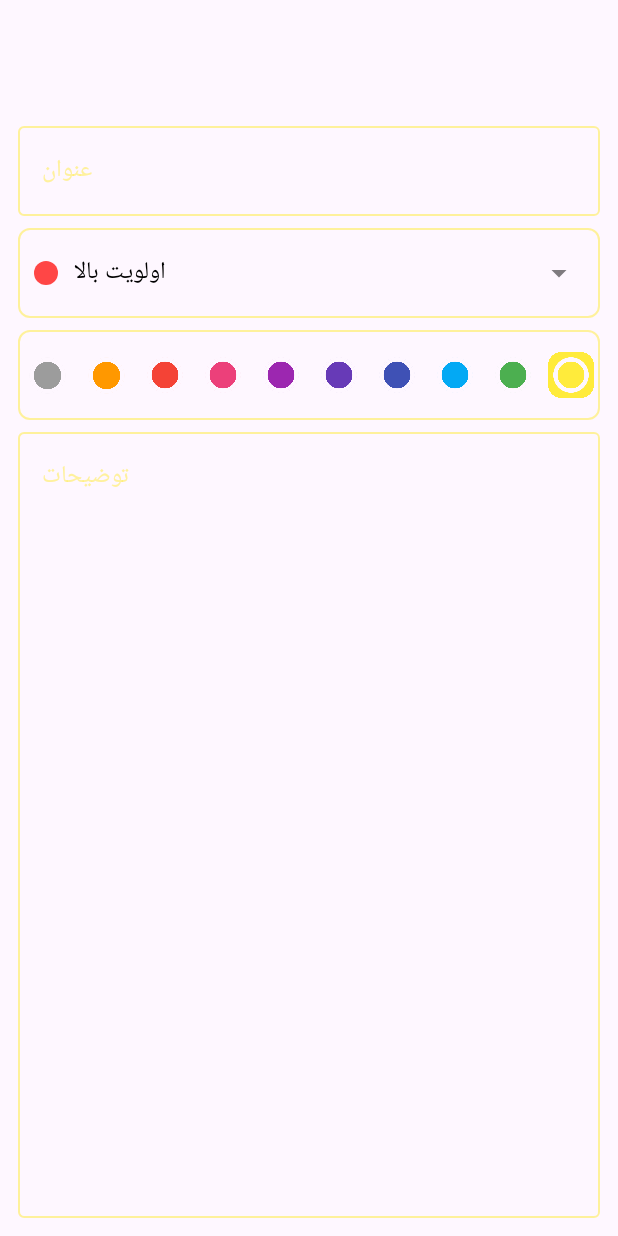
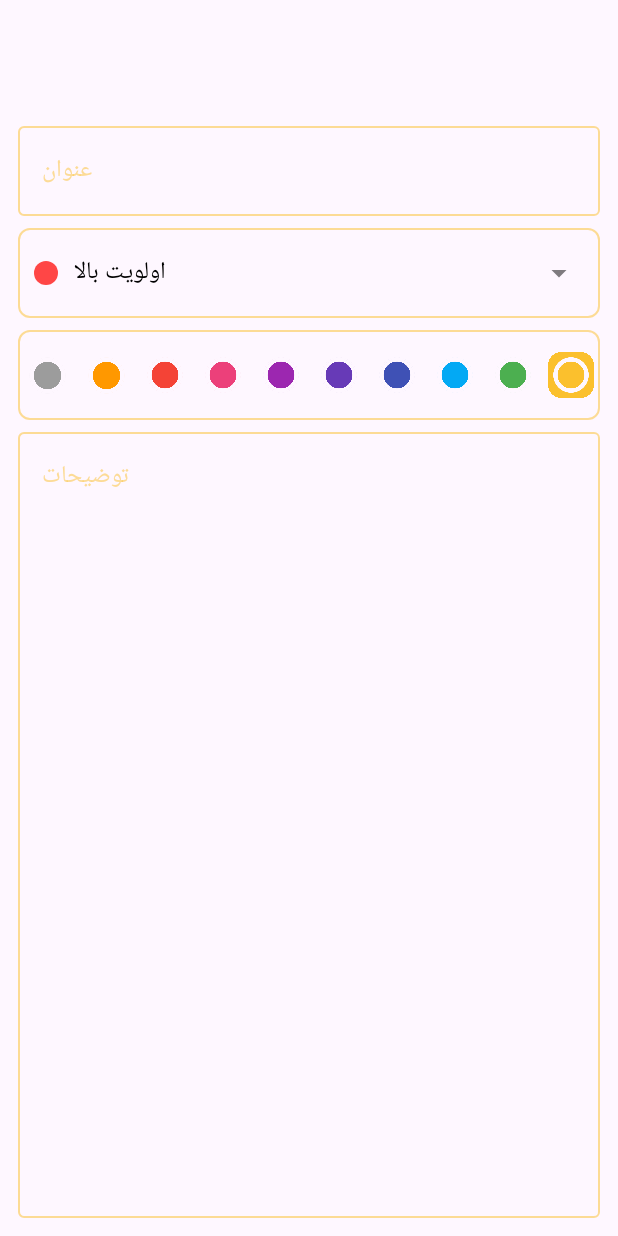
Before and after one commit to AmirMousavi-Dev/Taskino, an Android app built with Jetpack Compose: the @Preview function PreviewTaskContent, on a phone screen of 412 x 824 dp. Run offline under Robolectric (Android 15) with nearby library versions, the phone set to English and light mode, and no system bars.

Commit message:
clean up codes

```diff
--- a/app/src/main/java/ir/codroid/taskino/ui/component/ColorRadioButton.kt
+++ b/app/src/main/java/ir/codroid/taskino/ui/component/ColorRadioButton.kt
@@ -30,19 +30,7 @@ fun ColorRadioButton(
     taskColor: TaskColor,
     taskColorSelected: (TaskColor) -> Unit
 ) {
-    val colors = listOf(
-        TaskColor.DEFAULT_COLOR,
-        TaskColor.ORANGE,
-        TaskColor.RED,
-        TaskColor.PINK,
-        TaskColor.PURPLE,
-        TaskColor.DARK_PURPLE,
-        TaskColor.DARK_BLUE,
-        TaskColor.BLUE,
-        TaskColor.GREEN,
-        TaskColor.YELLOW,
-
-        )
+    val colors = TaskColor.values()
     var parentSize by remember { mutableStateOf(IntSize.Zero) }
 
     Row(
--- a/app/src/main/java/ir/codroid/taskino/ui/theme/Color.kt
+++ b/app/src/main/java/ir/codroid/taskino/ui/theme/Color.kt
@@ -51,7 +51,7 @@ val radioRed = Color(0xFFF44336)
 val radioBlue = Color(0xFF03A9F4)
 val radioDarkBlue = Color(0xFF3F51B5)
 val radioGreen = Color(0xFF4CAF50)
-val radioYellow = Color(0xFFFFEB3B)
+val radioYellow = Color(0xFFFBC02D)
 val radioOrange = Color(0xFFFF9800)
 val radioPink = Color(0xFFEC407A)
 val radioDarkPurple = Color(0xFF673AB7)
```
